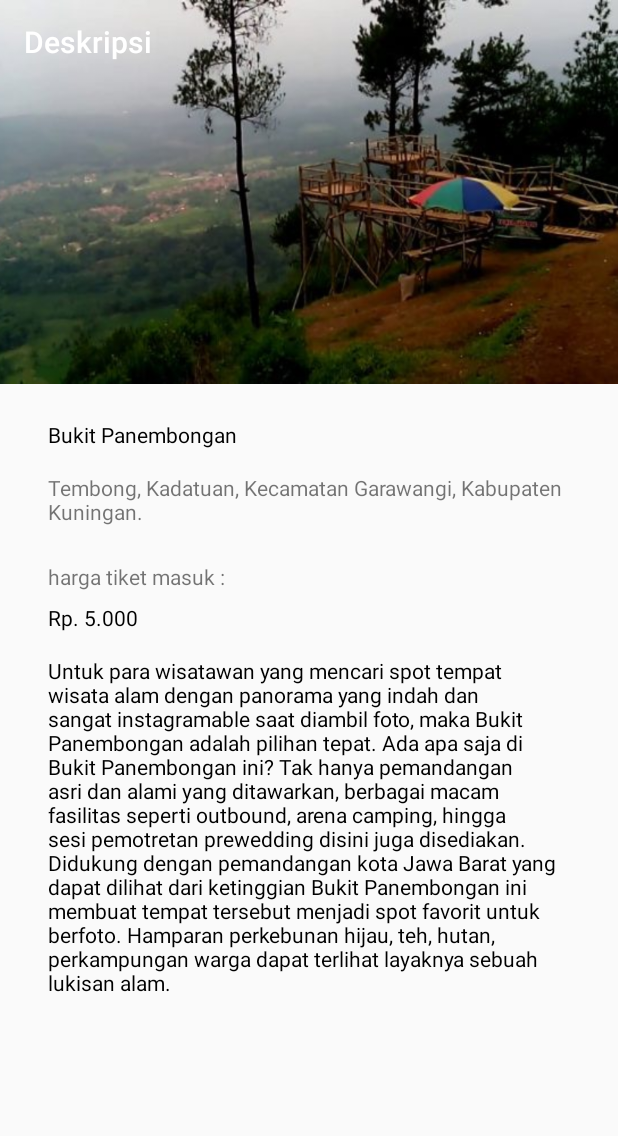
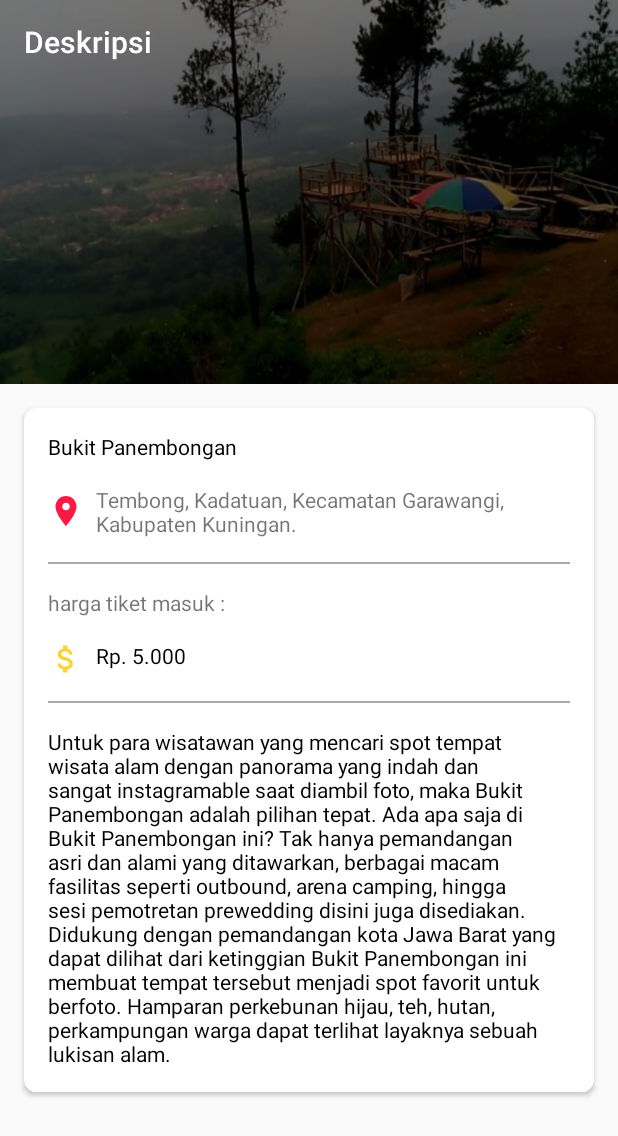
Before and after one commit to lapan13/KuninganAsri, an Android app: the screen it shows after launch (Main2Activity), after a tap on "Bukit Panembongan", on a phone screen of 412 x 824 dp. Shown: the top 1136 px of the screen. Run offline under Robolectric (Android 15) with nearby library versions, the phone set to English and light mode, and no system bars.

Commit message:
add cardview on desc

```diff
--- /dev/null
+++ b/app/src/main/res/drawable/ic_attach_money.xml
@@ -0,0 +1,10 @@
+<vector xmlns:android="http://schemas.android.com/apk/res/android"
+    android:width="24dp"
+    android:height="24dp"
+    android:tint="#FFD230"
+    android:viewportWidth="24.0"
+    android:viewportHeight="24.0">
+    <path
+        android:fillColor="#FF000000"
+        android:pathData="M11.8,10.9c-2.27,-0.59 -3,-1.2 -3,-2.15 0,-1.09 1.01,-1.85 2.7,-1.85 1.78,0 2.44,0.85 2.5,2.1h2.21c-0.07,-1.72 -1.12,-3.3 -3.21,-3.81V3h-3v2.16c-1.94,0.42 -3.5,1.68 -3.5,3.61 0,2.31 1.91,3.46 4.7,4.13 2.5,0.6 3,1.48 3,2.41 0,0.69 -0.49,1.79 -2.7,1.79 -2.06,0 -2.87,-0.92 -2.98,-2.1h-2.2c0.12,2.19 1.76,3.42 3.68,3.83V21h3v-2.15c1.95,-0.37 3.5,-1.5 3.5,-3.55 0,-2.84 -2.43,-3.81 -4.7,-4.4z" />
+</vector>
--- /dev/null
+++ b/app/src/main/res/drawable/ic_place.xml
@@ -0,0 +1,10 @@
+<vector xmlns:android="http://schemas.android.com/apk/res/android"
+    android:width="24dp"
+    android:height="24dp"
+    android:tint="#FF1841"
+    android:viewportWidth="24.0"
+    android:viewportHeight="24.0">
+    <path
+        android:fillColor="#FF000000"
+        android:pathData="M12,2C8.13,2 5,5.13 5,9c0,5.25 7,13 7,13s7,-7.75 7,-13c0,-3.87 -3.13,-7 -7,-7zM12,11.5c-1.38,0 -2.5,-1.12 -2.5,-2.5s1.12,-2.5 2.5,-2.5 2.5,1.12 2.5,2.5 -1.12,2.5 -2.5,2.5z" />
+</vector>
--- a/app/src/main/res/layout/activity_main2.xml
+++ b/app/src/main/res/layout/activity_main2.xml
@@ -1,6 +1,8 @@
 <?xml version="1.0" encoding="utf-8"?>
 <androidx.coordinatorlayout.widget.CoordinatorLayout xmlns:android="http://schemas.android.com/apk/res/android"
     xmlns:app="http://schemas.android.com/apk/res-auto"
+    xmlns:card_view="http://schemas.android.com/apk/res-auto"
+    xmlns:tools="http://schemas.android.com/tools"
     android:id="@+id/activity_main"
     android:layout_width="match_parent"
     android:layout_height="match_parent"
@@ -31,14 +33,19 @@
                 android:scaleType="centerCrop"
                 app:layout_collapseMode="parallax" />
 
+            <RelativeLayout
+                android:layout_width="match_parent"
+                android:layout_height="match_parent"
+                android:background="@android:drawable/screen_background_dark_transparent"></RelativeLayout>
+
             <androidx.appcompat.widget.Toolbar
                 android:id="@+id/toolbar2"
                 android:layout_width="match_parent"
                 android:layout_height="?attr/actionBarSize"
                 android:theme="@style/ThemeOverlay.AppCompat.Dark.ActionBar"
-                app:popupTheme="@style/Theme.AppCompat.Light"
                 app:layout_collapseMode="pin"
-                app:layout_scrollFlags="scroll|enterAlways" />
+                app:layout_scrollFlags="scroll|enterAlways"
+                app:popupTheme="@style/ThemeOverlay.AppCompat.Light" />
 
         </com.google.android.material.appbar.CollapsingToolbarLayout>
 
@@ -49,63 +56,102 @@
         android:layout_height="match_parent"
         app:layout_behavior="@string/appbar_scrolling_view_behavior">
 
-        <RelativeLayout
+        <FrameLayout
+            android:layout_width="match_parent"
+            android:layout_height="wrap_content">
+
+            <androidx.cardview.widget.CardView
+                android:layout_width="match_parent"
+                android:layout_height="wrap_content"
+                android:layout_marginStart="16dp"
+                android:layout_marginTop="16dp"
+                android:layout_marginEnd="16dp"
+                android:layout_marginBottom="16dp"
+                android:background="@color/white"
+                android:elevation="100dp"
+                card_view:cardCornerRadius="8dp">
+
+                <LinearLayout
                     android:layout_width="match_parent"
                     android:layout_height="match_parent"
-            android:padding="16dp">
+                    android:orientation="vertical">
 
                     <TextView
                         android:id="@+id/tv_nama2"
                         android:layout_width="match_parent"
                         android:layout_height="wrap_content"
                         android:layout_marginStart="16dp"
-                android:layout_marginTop="8dp"
+                        android:layout_marginTop="16dp"
                         android:layout_marginEnd="16dp"
                         android:layout_marginBottom="16dp"
-                android:textColor="@android:color/black" />
+                        android:textColor="@android:color/black"
+                        tools:text="nama wisata" />
 
                     <TextView
                         android:id="@+id/tv_alamat2"
                         android:layout_width="match_parent"
                         android:layout_height="wrap_content"
-                android:layout_below="@id/tv_nama2"
                         android:layout_marginLeft="16dp"
                         android:layout_marginRight="16dp"
-                android:layout_marginBottom="16dp" />
+                        android:layout_marginBottom="16dp"
+                        android:drawableStart="@drawable/ic_place"
+                        android:drawablePadding="8dp"
+                        tools:text="alamat" />
+
+                    <View
+                        android:layout_width="match_parent"
+                        android:layout_height="1dp"
+                        android:layout_marginStart="16dp"
+                        android:layout_marginEnd="16dp"
+                        android:background="@android:color/darker_gray" />
 
                     <TextView
                         android:id="@+id/htm2"
                         android:layout_width="match_parent"
                         android:layout_height="wrap_content"
-                android:layout_below="@id/tv_alamat2"
                         android:layout_marginStart="16dp"
-                android:layout_marginTop="8dp"
+                        android:layout_marginTop="16dp"
                         android:layout_marginEnd="16dp"
-                android:text="@string/htm" />
+                        android:layout_marginBottom="16dp"
+                        android:text="@string/htm"
+                        tools:text="htm" />
 
                     <TextView
                         android:id="@+id/tv_harga2"
                         android:layout_width="match_parent"
                         android:layout_height="wrap_content"
-                android:layout_below="@id/htm2"
                         android:layout_marginStart="16dp"
-                android:layout_marginTop="8dp"
                         android:layout_marginEnd="16dp"
                         android:layout_marginBottom="16dp"
-                android:text="harga"
-                android:textColor="@android:color/black" />
+                        android:drawableStart="@drawable/ic_attach_money"
+                        android:drawablePadding="8dp"
+                        android:textColor="@android:color/black"
+                        tools:text="harga" />
+
+                    <View
+                        android:layout_width="match_parent"
+                        android:layout_height="1dp"
+                        android:layout_marginStart="16dp"
+                        android:layout_marginEnd="16dp"
+                        android:background="@android:color/darker_gray" />
 
                     <TextView
                         android:id="@+id/tv_deskripsi2"
                         android:layout_width="match_parent"
                         android:layout_height="wrap_content"
-                android:layout_below="@id/tv_harga2"
                         android:layout_marginLeft="16dp"
+                        android:layout_marginTop="16dp"
                         android:layout_marginRight="16dp"
                         android:layout_marginBottom="16dp"
-                android:lineSpacingMultiplier="1"
-                android:textColor="@android:color/black" />
+                        android:textColor="@android:color/black"
+                        tools:text="deskripsi" />
 
-        </RelativeLayout>
+                </LinearLayout>
+
+            </androidx.cardview.widget.CardView>
+
+        </FrameLayout>
+
+
     </androidx.core.widget.NestedScrollView>
 </androidx.coordinatorlayout.widget.CoordinatorLayout>
--- a/app/src/main/res/layout/wisata_item.xml
+++ b/app/src/main/res/layout/wisata_item.xml
@@ -31,8 +31,6 @@
                 android:layout_width="match_parent"
                 android:layout_height="match_parent"
                 android:background="@android:drawable/screen_background_dark_transparent">
-
-
             </RelativeLayout>
 
             <TextView
```
Lines whose indentation alone changed are shown as unchanged.
